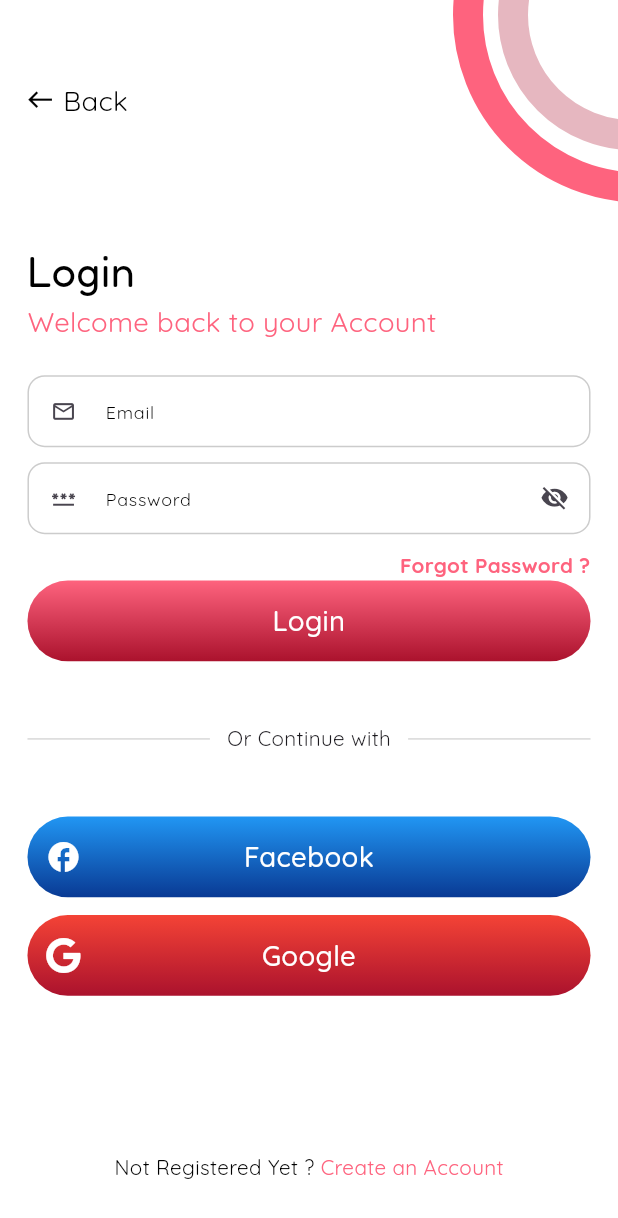
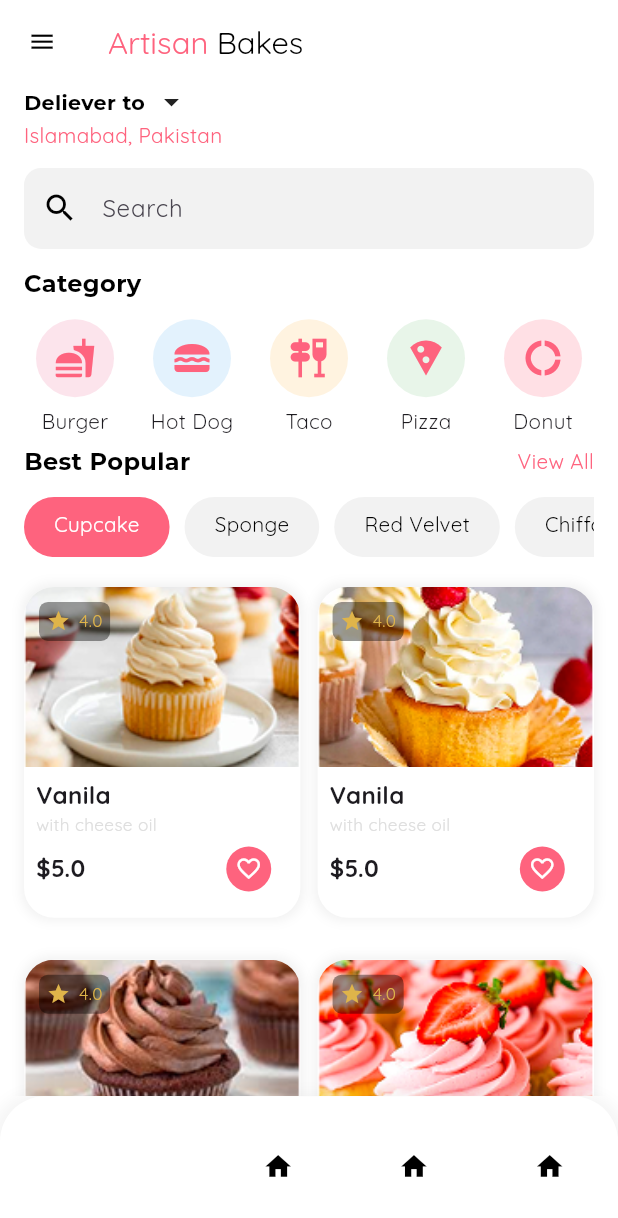
Before and after one commit to Ibtasam-98/artisan-bake-app-ui, a Flutter app: the LoginScreen screen opened directly, after a tap on "Login", on a phone screen of 412 x 824 dp. Shown: the top 1218 px of the screen. Run offline on Flutter 3.47's test engine with Material 3 defaults, Android fonts, the phone set to English and light mode, and no system bars; drawn by our look-alikes of google_nav_bar; our stand-ins replace flutter_screenutil, font_awesome_flutter, get, google_fonts.

Commit message:
homescreen added

```diff
--- a/lib/config/appcolors.dart
+++ b/lib/config/appcolors.dart
@@ -8,6 +8,8 @@ class AppColor{
   static const pink = Colors.pink;
   static const green = Colors.green;
   static const blue = Colors.blue;
+  static const orange = Colors.orange;
+  static const yellow = Color(0xffdfb44a);
   static const transparent = Colors.transparent;
   static const primary = Color(0xffFE637E);
   static const secondry = Color(0XFFab122d);
--- a/lib/views/auth/login_screen.dart
+++ b/lib/views/auth/login_screen.dart
@@ -10,6 +10,8 @@ import 'package:google_fonts/google_fonts.dart';
 import 'package:get/get.dart';
 import '../../widgets/custom_positioned_circle.dart';
 import 'package:font_awesome_flutter/font_awesome_flutter.dart';
+
+import '../home/app_home_screen.dart';
 
 class LoginScreen extends StatelessWidget {
   const LoginScreen ({super.key});
@@ -100,8 +102,11 @@ class LoginScreen extends StatelessWidget {
                     fontWeight: FontWeight.bold,
                   ),
                 ),
+                AppSizedBox.space10h,
                 CustomButton(
-                  onTap: (){},
+                  onTap: (){
+                    Get.to(AppHomeScreen());
+                  },
                   btnWidth: Get.width,
                     height: 45.h,
                     haveBgColor: true,
--- /dev/null
+++ b/lib/views/boarding/app_home_screen_controller.dart
@@ -0,0 +1,16 @@
+import 'package:flutter/material.dart';
+import 'package:get/get.dart';
+
+class AppHomeScreenController extends GetxController{
+
+  var selectedIndex = 0.obs;
+  var searchText = "".obs;
+
+  void onItemTapped(int index){
+    selectedIndex.value = index;
+  }
+
+  void updateSearchText(String text){
+    searchText.value = text;
+  }
+}
--- /dev/null
+++ b/lib/views/home/app_home_screen.dart
@@ -0,0 +1,251 @@
+import 'package:artisanbakes/config/app_sizedbox.dart';
+import 'package:flutter/material.dart';
+import 'package:flutter_screenutil/flutter_screenutil.dart';
+import 'package:get/get.dart';
+import 'package:google_fonts/google_fonts.dart';
+import 'package:google_nav_bar/google_nav_bar.dart';
+
+import '../../config/appcolors.dart';
+import '../../widgets/cateogry_item.dart';
+import '../../widgets/custom_text.dart';
+import '../../widgets/product_item.dart';
+import '../../widgets/tab_item.dart';
+import '../boarding/app_home_screen_controller.dart';
+
+class AppHomeScreen extends StatelessWidget {
+  const AppHomeScreen({super.key});
+  @override
+  Widget build(BuildContext context) {
+    final AppHomeScreenController appHomeScreenController = Get.put(AppHomeScreenController());
+
+    return Scaffold(
+      backgroundColor: AppColor.white,
+      appBar: AppBar(
+        backgroundColor: AppColor.white,
+        surfaceTintColor: AppColor.transparent,
+        leading: Icon(
+          Icons.menu,
+          color: AppColor.black,
+          size: 16.h,
+        ),
+        centerTitle: false,
+        title: CustomText(
+          firstText: "Artisan",
+          secondText: " Bakes",
+          firstTextColor: AppColor.primary,
+          secondTextColor: AppColor.black,
+          textColor: AppColor.black,
+          fontSize: 18.sp,
+        ),
+      ),
+      body: SingleChildScrollView(
+        child: Padding(
+          padding: EdgeInsets.symmetric(horizontal: 16.0),
+          child: Column(
+            crossAxisAlignment: CrossAxisAlignment.start,
+            children: [
+              Row(
+                children: [
+                  CustomText(
+                    title: "Deliever to",
+                    textColor: AppColor.black,
+                    fontSize: 12.sp,
+                    textStyle: GoogleFonts.montserrat(),
+                    fontWeight: FontWeight.bold,
+                  ),
+                  AppSizedBox.space5w,
+                  const Icon(
+                    Icons.arrow_drop_down_outlined,
+                  )
+                ],
+              ),
+              CustomText(
+                title: "Islamabad, Pakistan",
+                textColor: AppColor.primary,
+                fontSize: 12.sp,
+              ),
+              AppSizedBox.space10h,
+              Container(
+                decoration: BoxDecoration(
+                  color: AppColor.grey.withOpacity(0.4),
+                  borderRadius: BorderRadius.circular(10.r),
+                ),
+                child: TextField(
+                  onChanged: (text) => appHomeScreenController.updateSearchText(text),
+                  decoration: InputDecoration(
+                    prefixIcon: const Icon(Icons.search, color: AppColor.black),
+                    hintText: "Search",
+                    hintStyle: GoogleFonts.quicksand(),
+                    border: InputBorder.none,
+                    contentPadding: const EdgeInsets.symmetric(vertical: 15.0),
+                  ),
+                ),
+              ),
+              AppSizedBox.space10h,
+              CustomText(
+                title: "Category",
+                textColor: AppColor.black,
+                fontSize: 14.sp,
+                textStyle: GoogleFonts.montserrat(),
+                fontWeight: FontWeight.bold,
+              ),
+              AppSizedBox.space10h,
+              SizedBox(
+                height: 70.h,
+                child: ListView(
+                  scrollDirection: Axis.horizontal,
+                  children: [
+                    CategoryItem(title: 'Burger', icon: Icons.fastfood, bgColor: AppColor.pink.shade50),
+                    CategoryItem(title: 'Hot Dog', icon: Icons.lunch_dining, bgColor: AppColor.blue.shade50),
+                    CategoryItem(title: 'Taco', icon: Icons.tapas, bgColor: AppColor.orange.shade50),
+                    CategoryItem(title: 'Pizza', icon: Icons.local_pizza, bgColor: AppColor.green.shade50),
+                    CategoryItem(title: 'Donut', icon: Icons.donut_large, bgColor: AppColor.primary.withOpacity(0.2)),
+                  ],
+                ),
+              ),
+              Row(
+                mainAxisAlignment: MainAxisAlignment.spaceBetween,
+                children: [
+                  CustomText(
+                    title: "Best Popular",
+                    textColor: AppColor.black,
+                    fontSize: 14.sp,
+                    textStyle: GoogleFonts.montserrat(),
+                    fontWeight: FontWeight.bold,
+                  ),
+                  CustomText(
+                    title: "View All",
+                    textColor: AppColor.primary,
+                    fontSize: 12.sp,
+                    textStyle: GoogleFonts.quicksand(),
+                  ),
+                ],
+              ),
+              AppSizedBox.space10h,
+              SizedBox(
+                height: 40,
+                child: ListView(
+                  scrollDirection: Axis.horizontal,
+                  children:  [
+                    TabItem(title: "Cupcake", isSelected: true),
+                    TabItem(title: "Sponge", isSelected: false),
+                    TabItem(title: "Red Velvet", isSelected: false),
+                    TabItem(title: "Chiffon", isSelected: false),
+                    TabItem(title: "Cheesecake", isSelected: false),
+                  ],
+                ),
+              ),
+              AppSizedBox.space10h,
+              Column(
+                children: [
+                  Row(
+                    children: [
+                      ProductCard(
+                        title:"Vanila",
+                        subtitle:"with cheese oil",
+                        price: "\$5.0",
+                        imgUrl: "assets/cupcake1.png",
+                        rating:"4.0",
+                      ),
+                      AppSizedBox.space10w,
+                      ProductCard(
+                        title:"Vanila",
+                        subtitle:"with cheese oil",
+                        price: "\$5.0",
+                        imgUrl: "assets/cupcake2.png",
+                        rating:"4.0",
+                      )
+                    ],
+                  ),
+                  AppSizedBox.space10h,
+                  Row(
+                    children: [
+                      ProductCard(
+                        title:"Vanila",
+                        subtitle:"with cheese oil",
+                        price: "\$5.0",
+                        imgUrl: "assets/cupcake3.png",
+                        rating:"4.0",
+                      ),
+                      AppSizedBox.space10w,
+                       ProductCard(
+                        title:"Vanila",
+                        subtitle:"with cheese oil",
+                        price: "\$5.0",
+                        imgUrl: "assets/cupcake4.png",
+                        rating:"4.0",
+                      )
+                    ],
+                  )
+                ],
+              )
+            ],
+          ),
+        ),
+      ),
+      bottomNavigationBar: Container(
+        padding: EdgeInsets.symmetric(horizontal: 10.w, vertical: 10.h),
+        decoration: BoxDecoration(
+          color: Colors.white,
+          borderRadius: const BorderRadius.vertical(top: Radius.circular(30)),
+          boxShadow: [
+            BoxShadow(
+              color: Colors.grey.withOpacity(0.1),
+              spreadRadius: 5,
+              blurRadius: 7,
+              offset: const Offset(0, 3),
+            ),
+          ],
+        ),
+        child: Padding(
+          padding: const EdgeInsets.symmetric(horizontal: 10.0, vertical: 10),
+          child: Obx(
+                () => GNav(
+              gap: 10,
+              activeColor: AppColor.white,
+              textStyle: GoogleFonts.quicksand(
+                color: Colors.white,
+                fontSize: 12.sp,
+              ),
+              padding: EdgeInsets.symmetric(horizontal: 12.w, vertical: 12.h),
+              duration: const Duration(milliseconds: 400),
+              tabBorderRadius: 45.r,
+              iconSize: 18.sp,
+              color: AppColor.black,
+              tabBackgroundGradient: const LinearGradient(
+                colors: [
+                  AppColor.primary,
+                  Colors.pink,
+                ],
+                begin: Alignment.topCenter,
+                end: Alignment.bottomCenter,
+              ),
+              tabs: const [
+                GButton(
+                  icon: Icons.home_outlined,
+                  text: 'Home',
+                ),
+                GButton(
+                  icon: Icons.home,
+                  text: 'Option 2',
+                ),
+                GButton(
+                  icon: Icons.home,
+                  text: 'Option 3',
+                ),
+                GButton(
+                  icon: Icons.home,
+                  text: 'Option 4',
+                ),
+              ],
+              selectedIndex: appHomeScreenController.selectedIndex.value,
+              onTabChange: (index) {
+                appHomeScreenController.onItemTapped(index);
+              },
+            ),
+          ),
+        ),
+      ),
+    );
+  }
+}
--- /dev/null
+++ b/lib/widgets/cateogry_item.dart
@@ -0,0 +1,44 @@
+import 'package:flutter/material.dart';
+import 'package:flutter_screenutil/flutter_screenutil.dart';
+import 'package:google_fonts/google_fonts.dart';
+
+import '../config/app_sizedbox.dart';
+import '../config/appcolors.dart';
+import 'custom_text.dart';
+
+class CategoryItem extends StatelessWidget {
+  final String title;
+  final IconData icon;
+  final Color bgColor;
+
+  const CategoryItem({
+    super.key,
+    required this.title,
+    required this.icon,
+    required this.bgColor,
+  });
+
+  @override
+  Widget build(BuildContext context) {
+    return Padding(
+      padding: const EdgeInsets.only(right: 10.0),
+      child: Column(
+        children: [
+          Container(
+            padding: const EdgeInsets.symmetric(horizontal: 20.0, vertical: 12),
+            decoration: BoxDecoration(
+              color: bgColor,
+              shape: BoxShape.circle,
+            ),
+            child: Icon(icon, color: AppColor.primary, size: 28.0),
+          ),
+          AppSizedBox.space5h,
+          CustomText(
+            title: title,
+            fontSize: 12.sp,
+          )
+        ],
+      ),
+    );
+  }
+}
--- /dev/null
+++ b/lib/widgets/product_item.dart
@@ -0,0 +1,137 @@
+import 'package:flutter/material.dart';
+import 'package:flutter_screenutil/flutter_screenutil.dart';
+import 'package:google_fonts/google_fonts.dart';
+
+import '../config/app_sizedbox.dart';
+import '../config/appcolors.dart';
+import 'custom_text.dart';
+
+
+class ProductCard extends StatelessWidget {
+  final String title;
+  final String subtitle;
+  final String price;
+  final String imgUrl;
+  final String rating;
+
+  const ProductCard({
+    super.key,
+    required this.title,
+    required this.subtitle,
+    required this.price,
+    required this.imgUrl,
+    required this.rating,
+  });
+
+  @override
+  Widget build(BuildContext context) {
+    return Expanded(
+      child: Container(
+        margin: const EdgeInsets.symmetric(vertical: 8),
+        decoration: BoxDecoration(
+          color: AppColor.white,
+          borderRadius: BorderRadius.circular(20),
+          boxShadow: [
+            BoxShadow(
+              color: AppColor.grey.withOpacity(0.4),
+              spreadRadius: 2,
+              blurRadius: 5,
+            )
+          ],
+        ),
+        child: Column(
+          crossAxisAlignment: CrossAxisAlignment.start,
+          children: [
+            Stack(
+              children: [
+                ClipRRect(
+                  borderRadius: const BorderRadius.vertical(
+                    top: Radius.circular(20),
+                  ),
+                  child: Image.asset(
+                    imgUrl,
+                    height: 120,
+                    width: double.infinity,
+                    fit: BoxFit.cover,
+                  ),
+                ),
+                Positioned(
+                  top: 10,
+                  left: 10,
+                  child: Container(
+                    decoration: BoxDecoration(
+                      color: AppColor.black.withOpacity(0.4),
+                      borderRadius: BorderRadius.circular(6),
+                    ),
+                    child: Padding(
+                      padding: const EdgeInsets.all(5.0),
+                      child: Row(
+                        children: [
+                          Icon(Icons.star, color: AppColor.yellow, size: 14.sp,),
+                          AppSizedBox.space5w,
+                          CustomText(
+                            title: rating,
+                            textColor: AppColor.yellow,
+                            fontSize: 10.sp,
+                            textStyle: GoogleFonts.quicksand(),
+                          ),
+                        ],
+                      ),
+                    ),
+                  ),
+                )
+              ],
+            ),
+            Padding(
+              padding: const EdgeInsets.all(8.0),
+              child: Column(
+                crossAxisAlignment: CrossAxisAlignment.start,
+                children: [
+                  CustomText(
+                    title: title,
+                    fontSize: 14.sp,
+                    textAlign: TextAlign.start,
+                    fontWeight: FontWeight.bold, // Added for better emphasis
+                  ),
+                  CustomText(
+                    title: subtitle,
+                    fontSize: 10.sp,
+                    textAlign: TextAlign.start,
+                    textColor: AppColor.grey, // Added for better contrast
+                  ),
+                  AppSizedBox.space5h,
+                  Padding(
+                    padding: EdgeInsets.only(right: 10.w, bottom: 8.h),
+                    child: Row(
+                      mainAxisAlignment: MainAxisAlignment.spaceBetween,
+                      children: [
+                        CustomText(
+                          title: price,
+                          fontSize: 14.sp,
+                          textAlign: TextAlign.start,
+                          fontWeight: FontWeight.bold, // Added for better emphasis
+                        ),
+                        Container(
+                          padding: const EdgeInsets.all(6),
+                          decoration: const BoxDecoration(
+                            color: AppColor.primary,
+                            shape: BoxShape.circle,
+                          ),
+                          child: const Icon(
+                            Icons.favorite_border,
+                            size: 18,
+                            color: AppColor.white,
+                          ),
+                        )
+                      ],
+                    ),
+                  ),
+                ],
+              ),
+            )
+          ],
+        ),
+      ),
+    );
+  }
+}
--- /dev/null
+++ b/lib/widgets/tab_item.dart
@@ -0,0 +1,35 @@
+import 'package:flutter/material.dart';
+import 'package:flutter_screenutil/flutter_screenutil.dart';
+
+import '../config/appcolors.dart';
+import 'custom_text.dart';
+
+class TabItem extends StatelessWidget {
+  final String title;
+  final bool isSelected;
+
+  const TabItem({
+    super.key,
+    required this.title,
+    required this.isSelected,
+  });
+
+  @override
+  Widget build(BuildContext context) {
+    return Padding(
+      padding: const EdgeInsets.only(right: 10.0),
+      child: Container(
+        padding: const EdgeInsets.symmetric(horizontal: 20, vertical: 8),
+        decoration: BoxDecoration(
+          color: isSelected ? AppColor.primary : AppColor.grey.withOpacity(0.4),
+          borderRadius: BorderRadius.circular(20),
+        ),
+        child: CustomText(
+          title: title,
+          fontSize: 12.sp,
+          textColor: isSelected ? AppColor.white : AppColor.black,
+        ),
+      ),
+    );
+  }
+}
--- a/pubspec.yaml
+++ b/pubspec.yaml
@@ -38,6 +38,7 @@ dependencies:
   get:
   google_fonts:
   font_awesome_flutter:
+  google_nav_bar:
 
 dev_dependencies:
   flutter_test:
```
Also changed, not shown: assets/cupcake1.png (added), assets/cupcake2.png (added), assets/cupcake3.png (added), assets/cupcake4.png (added), pubspec.lock.
